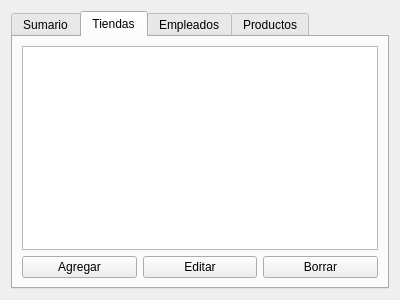
This is ui/management.ui in Matiti061/TecnoPC as Qt 5 draws it before an edit. The edited form follows.
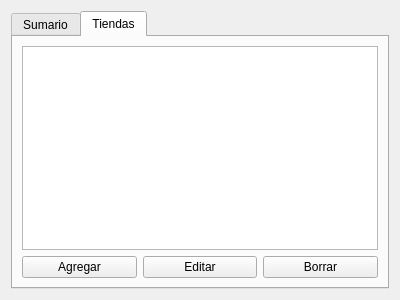
This is the edited form. The open tabs and pages were chosen to show the change.

```diff
--- a/ui/management.ui
+++ b/ui/management.ui
@@ -55,16 +55,6 @@
        </item>
       </layout>
      </widget>
-     <widget class="QWidget" name="employees_tab">
-      <attribute name="title">
-       <string>Empleados</string>
-      </attribute>
-     </widget>
-     <widget class="QWidget" name="products_tab">
-      <attribute name="title">
-       <string>Productos</string>
-      </attribute>
-     </widget>
     </widget>
    </item>
   </layout>
```
Left out of the diff: 14 changed lines with no effect on the pictures.
